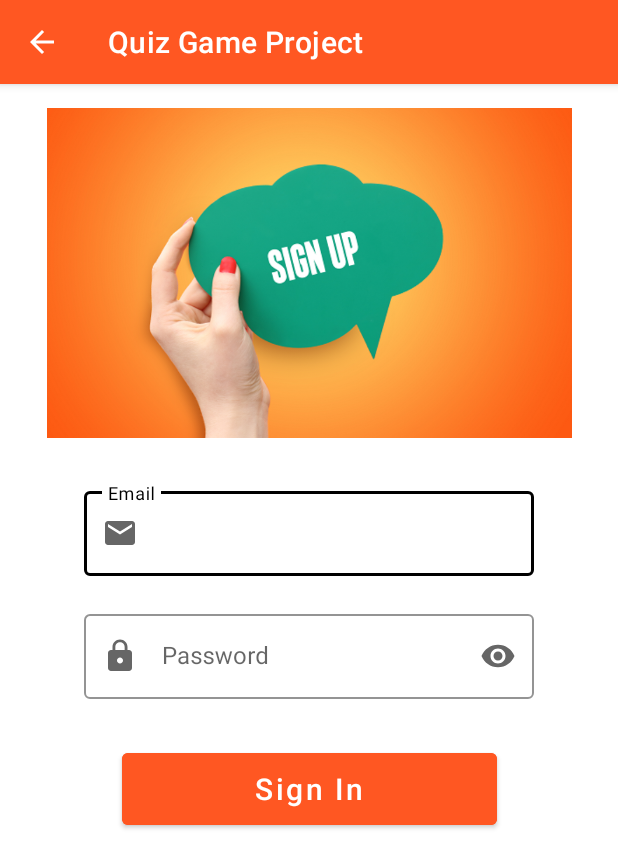
After one commit to Morshed-GitHub/Quiz-Game, an Android app: the SignupActivity screen opened directly, with no data from a screen before it, on a phone screen of 412 x 824 dp. The commit adds this screen. Shown: the top 868 px of the screen. Run offline under Robolectric (Android 15) with nearby library versions, the phone set to English and light mode, and no system bars.

Commit message:
Signup Screen Completed

```diff
--- a/app/src/main/AndroidManifest.xml
+++ b/app/src/main/AndroidManifest.xml
@@ -12,21 +12,27 @@
         android:theme="@style/Theme.QuizGameProject"
         tools:targetApi="31">
         <activity
+            android:name=".SignupActivity"
+            android:exported="false"
+            android:theme="@style/SignupTheme"
+            android:parentActivityName=".LoginActivity"/>
+        <activity
             android:name=".LoginActivity"
             android:exported="false"
-            android:theme="@style/SplashTheme"/>
+            android:theme="@style/SplashTheme" />
         <activity
             android:name=".WelcomeActivity"
             android:exported="true"
             android:theme="@style/SplashTheme">
             <intent-filter>
                 <action android:name="android.intent.action.MAIN" />
+
                 <category android:name="android.intent.category.LAUNCHER" />
             </intent-filter>
         </activity>
         <activity
             android:name=".MainActivity"
-            android:exported="true"></activity>
+            android:exported="true" />
     </application>
 
 </manifest>
--- a/app/src/main/java/com/learning/quizgameproject/LoginActivity.kt
+++ b/app/src/main/java/com/learning/quizgameproject/LoginActivity.kt
@@ -1,11 +1,22 @@
 package com.learning.quizgameproject
 
+import android.content.Intent
 import androidx.appcompat.app.AppCompatActivity
 import android.os.Bundle
+import android.view.View
+import com.learning.quizgameproject.databinding.ActivityLoginBinding
 
 class LoginActivity : AppCompatActivity() {
+    lateinit var loginBinding: ActivityLoginBinding
     override fun onCreate(savedInstanceState: Bundle?) {
         super.onCreate(savedInstanceState)
-        setContentView(R.layout.activity_login)
+        loginBinding = ActivityLoginBinding.inflate(layoutInflater)
+        val view : View = loginBinding.root
+        setContentView(view)
+
+        loginBinding.tvSignUp.setOnClickListener {
+            val intent : Intent = Intent(this@LoginActivity, SignupActivity::class.java)
+            startActivity(intent)
+        }
     }
 }
--- /dev/null
+++ b/app/src/main/java/com/learning/quizgameproject/SignupActivity.kt
@@ -0,0 +1,18 @@
+package com.learning.quizgameproject
+
+import androidx.appcompat.app.AppCompatActivity
+import android.os.Bundle
+import android.view.View
+import com.learning.quizgameproject.databinding.ActivitySignupBinding
+
+class SignupActivity : AppCompatActivity() {
+    lateinit var signupBinding: ActivitySignupBinding
+    override fun onCreate(savedInstanceState: Bundle?) {
+        super.onCreate(savedInstanceState)
+        signupBinding = ActivitySignupBinding.inflate(layoutInflater)
+        val view : View = signupBinding.root
+        setContentView(view)
+
+        signupBinding.buttonSignInsignup.setOnClickListener {  }
+    }
+}
--- a/app/src/main/res/layout/activity_login.xml
+++ b/app/src/main/res/layout/activity_login.xml
@@ -38,6 +38,7 @@
             app:boxStrokeColor="@color/black">
 
             <com.google.android.material.textfield.TextInputEditText
+                android:id="@+id/etSignupEmail"
                 android:layout_width="match_parent"
                 android:layout_height="wrap_content"
                 android:hint="Email"
@@ -56,6 +57,7 @@
             app:boxStrokeColor="@color/black">
 
             <com.google.android.material.textfield.TextInputEditText
+                android:id="@+id/etSignupPassword"
                 android:layout_width="match_parent"
                 android:layout_height="wrap_content"
                 android:hint="Password"
@@ -64,7 +66,7 @@
         </com.google.android.material.textfield.TextInputLayout>
 
         <Button
-            android:id="@+id/buttonSignIn"
+            android:id="@+id/buttonSignInsignup"
             android:layout_width="250dp"
             android:layout_height="60dp"
             android:layout_marginTop="20dp"
@@ -102,13 +104,14 @@
                 android:background="@color/black" />
         </LinearLayout>
 
-                <com.google.android.gms.common.SignInButton
-                    android:layout_width="250dp"
-                    android:layout_height="60dp"
-                    android:layout_marginTop="10dp"/>
+        <com.google.android.gms.common.SignInButton
+            android:id="@+id/buttonGoogleSignIn"
+            android:layout_width="250dp"
+            android:layout_height="60dp"
+            android:layout_marginTop="10dp" />
 
         <TextView
-            android:id="@+id/textView2"
+            android:id="@+id/tvSignUp"
             android:layout_width="match_parent"
             android:layout_height="wrap_content"
             android:layout_marginTop="10dp"
@@ -118,7 +121,7 @@
             android:textSize="18sp" />
 
         <TextView
-            android:id="@+id/textView3"
+            android:id="@+id/tvForgotPassword"
             android:layout_width="match_parent"
             android:layout_height="wrap_content"
             android:layout_marginTop="10dp"
--- /dev/null
+++ b/app/src/main/res/layout/activity_signup.xml
@@ -0,0 +1,98 @@
+<?xml version="1.0" encoding="utf-8"?>
+<androidx.constraintlayout.widget.ConstraintLayout xmlns:android="http://schemas.android.com/apk/res/android"
+    xmlns:app="http://schemas.android.com/apk/res-auto"
+    xmlns:tools="http://schemas.android.com/tools"
+    android:layout_width="match_parent"
+    android:layout_height="match_parent"
+    tools:context=".SignupActivity">
+
+    <com.google.android.material.textfield.TextInputLayout
+        android:id="@+id/textInputLayout"
+        style="@style/Widget.MaterialComponents.TextInputLayout.OutlinedBox"
+        android:layout_width="300dp"
+        android:layout_height="wrap_content"
+        android:layout_marginTop="30dp"
+        app:boxStrokeColor="@color/black"
+        app:hintTextColor="@color/black"
+        app:layout_constraintEnd_toEndOf="parent"
+        app:layout_constraintHorizontal_bias="0.5"
+        app:layout_constraintStart_toStartOf="parent"
+        app:layout_constraintTop_toBottomOf="@+id/imageView3"
+        app:startIconDrawable="@drawable/email">
+
+        <com.google.android.material.textfield.TextInputEditText
+            android:id="@+id/etSignupEmail"
+            android:layout_width="match_parent"
+            android:layout_height="wrap_content"
+            android:hint="Email"
+            android:inputType="textEmailAddress"
+            android:textCursorDrawable="@null"
+            tools:layout_editor_absoluteX="67dp"
+            tools:layout_editor_absoluteY="127dp" />
+    </com.google.android.material.textfield.TextInputLayout>
+
+    <com.google.android.material.textfield.TextInputLayout
+        android:id="@+id/textInputLayout2"
+        style="@style/Widget.MaterialComponents.TextInputLayout.OutlinedBox"
+        android:layout_width="300dp"
+        android:layout_height="wrap_content"
+        android:layout_marginTop="20dp"
+        app:boxStrokeColor="@color/black"
+        app:endIconMode="password_toggle"
+        app:hintTextColor="@color/black"
+        app:layout_constraintEnd_toEndOf="parent"
+        app:layout_constraintHorizontal_bias="0.5"
+        app:layout_constraintStart_toStartOf="parent"
+        app:layout_constraintTop_toBottomOf="@+id/textInputLayout"
+        app:startIconDrawable="@drawable/lock">
+
+        <com.google.android.material.textfield.TextInputEditText
+            android:id="@+id/etSignupPassword"
+            android:layout_width="match_parent"
+            android:layout_height="wrap_content"
+            android:hint="Password"
+            android:inputType="textPassword"
+            android:textCursorDrawable="@null" />
+    </com.google.android.material.textfield.TextInputLayout>
+
+    <Button
+        android:id="@+id/buttonSignInsignup"
+        android:layout_width="250dp"
+        android:layout_height="60dp"
+        android:layout_marginTop="30dp"
+        android:backgroundTint="@color/orange"
+        android:text="Sign In"
+        android:textAllCaps="false"
+        android:textColor="@color/white"
+        android:textSize="20sp"
+        app:layout_constraintEnd_toEndOf="parent"
+        app:layout_constraintStart_toStartOf="parent"
+        app:layout_constraintTop_toBottomOf="@+id/textInputLayout2" />
+
+    <ImageView
+        android:id="@+id/imageView3"
+        android:layout_width="350dp"
+        android:layout_height="220dp"
+        android:layout_marginTop="16dp"
+        android:scaleType="centerCrop"
+        app:layout_constraintEnd_toEndOf="parent"
+        app:layout_constraintHorizontal_bias="0.5"
+        app:layout_constraintStart_toStartOf="parent"
+        app:layout_constraintTop_toTopOf="parent"
+        app:srcCompat="@drawable/signup" />
+
+    <ProgressBar
+        android:id="@+id/progressBar"
+        style="?android:attr/progressBarStyle"
+        android:layout_width="wrap_content"
+        android:layout_height="wrap_content"
+        android:layout_marginBottom="16dp"
+        android:visibility="invisible"
+        app:layout_constraintBottom_toBottomOf="parent"
+        app:layout_constraintEnd_toEndOf="parent"
+        app:layout_constraintHorizontal_bias="0.5"
+        app:layout_constraintStart_toStartOf="parent"
+        app:layout_constraintTop_toBottomOf="@+id/buttonSignInsignup"
+        app:layout_constraintVertical_bias="0.5" />
+
+</androidx.constraintlayout.widget.ConstraintLayout>
--- a/app/src/main/res/values/strings.xml
+++ b/app/src/main/res/values/strings.xml
@@ -1,5 +1,5 @@
 <resources>
     <string name="app_name">Quiz Game Project</string>
-    <string name="account">Don\'t you have an account yet?  <font color = "#5b39c6"><b><u><i>Sign Up</i></u></b></font></string>
+    <string name="account">Don\'t you have an account yet?  <font color="#5b39c6"><b><u><i>Sign Up</i></u></b></font></string>
     <string name="forgot_password"><b><u>I forgot my password</u></b></string>
 </resources>
--- a/app/src/main/res/values/themes.xml
+++ b/app/src/main/res/values/themes.xml
@@ -27,4 +27,18 @@
         <item name="android:statusBarColor">?attr/colorPrimaryVariant</item>
         <!-- Customize your theme here. -->
     </style>
+
+    <style name="SignupTheme" parent="Theme.MaterialComponents.DayNight.DarkActionBar">
+        <!-- Primary brand color. -->
+        <item name="colorPrimary">@color/orange</item>
+        <item name="colorPrimaryVariant">@color/orange</item>
+        <item name="colorOnPrimary">@color/white</item>
+        <!-- Secondary brand color. -->
+        <item name="colorSecondary">@color/teal_200</item>
+        <item name="colorSecondaryVariant">@color/teal_700</item>
+        <item name="colorOnSecondary">@color/black</item>
+        <!-- Status bar color. -->
+        <item name="android:statusBarColor">?attr/colorPrimaryVariant</item>
+        <!-- Customize your theme here. -->
+    </style>
 </resources>
```
Also changed, not shown: app/src/main/res/drawable/signup.png (added).
